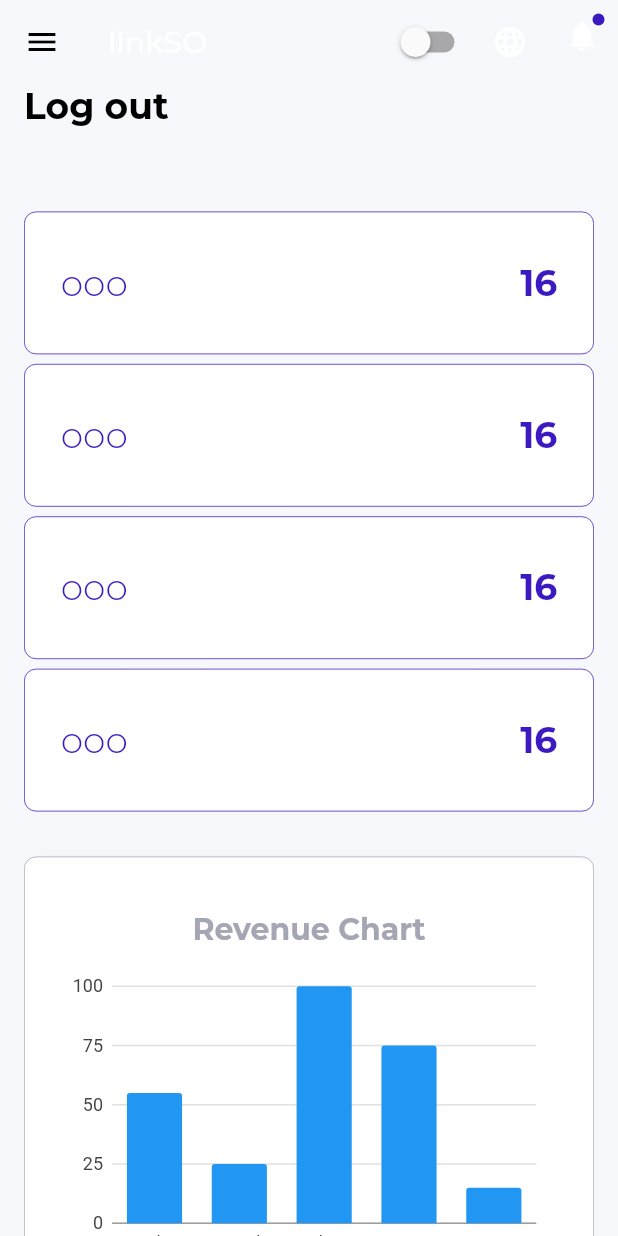
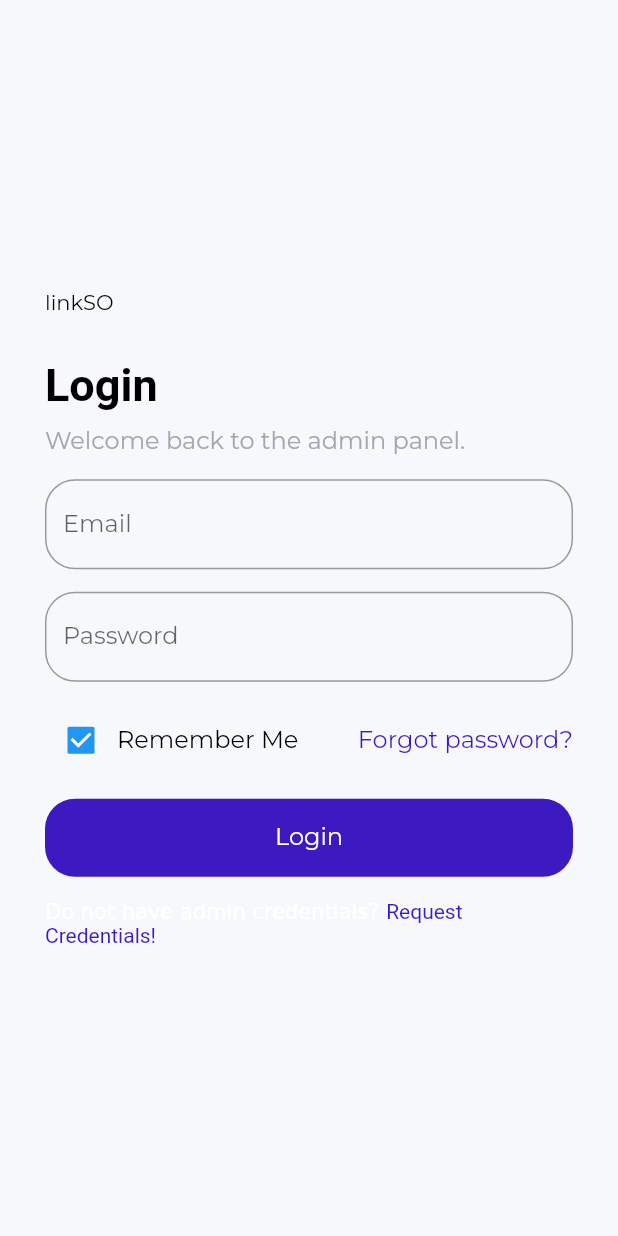
Before and after one commit to Carapacik/LinkSo, a Flutter app: the SiteLayout screen opened directly, in the side drawer, after a tap on "Log out", on a phone screen of 412 x 824 dp. Run offline on Flutter 3.47's test engine with Material 2 defaults, Android fonts, the light colour scheme and no system bars; our stand-ins replace charts_flutter, data_table_2, get, google_fonts, url_strategy; generated files the repository leaves out were written again.

Commit message:
Add tables and auth screen + cleaning

```diff
--- a/ClientFlutter/lib/app.dart
+++ b/ClientFlutter/lib/app.dart
@@ -3,6 +3,7 @@ import 'package:flutter_gen/gen_l10n/app_localizations.dart';
 import 'package:flutter_localizations/flutter_localizations.dart';
 import 'package:get/get.dart';
 import 'package:linkso/layout.dart';
+import 'package:linkso/pages/auth/auth_page.dart';
 import 'package:linkso/resources/theme.dart';
 
 class App extends StatelessWidget {
@@ -24,7 +25,7 @@ class App extends StatelessWidget {
         Locale('en', ''),
         Locale('ru', ''),
       ],
-      home: SiteLayout(),
+      home: AuthPage(),
     );
   }
 }
--- a/ClientFlutter/lib/controllers/menu_controller.dart
+++ b/ClientFlutter/lib/controllers/menu_controller.dart
@@ -32,8 +32,6 @@ class MenuController extends GetxController {
     switch (itemName) {
       case overviewPageRoute:
         return _customIcon(Icons.trending_up, itemName);
-      case driversPageRoute:
-        return _customIcon(Icons.drive_eta, itemName);
       case clientsPageRoute:
         return _customIcon(Icons.people_alt_outlined, itemName);
       case authenticationPageRoute:
--- a/ClientFlutter/lib/pages/auth/auth_page.dart
+++ b/ClientFlutter/lib/pages/auth/auth_page.dart
@@ -1,12 +1,106 @@
 import 'package:flutter/material.dart';
+import 'package:get/get.dart';
+import 'package:google_fonts/google_fonts.dart';
+import 'package:linkso/layout.dart';
+import 'package:linkso/resources/palette.dart';
+import 'package:linkso/widgets/custom_text.dart';
 
-class AuthenticationPage extends StatelessWidget {
-  const AuthenticationPage({Key? key}) : super(key: key);
+class AuthPage extends StatelessWidget {
+  const AuthPage({Key? key}) : super(key: key);
 
   @override
   Widget build(BuildContext context) {
-    return const Center(
-      child: Text("Auth"),
+    return Scaffold(
+      body: Center(
+        child: Container(
+          constraints: const BoxConstraints(maxWidth: 400),
+          padding: const EdgeInsets.all(24),
+          child: Column(
+            mainAxisAlignment: MainAxisAlignment.center,
+            children: [
+              Row(
+                children: [
+                  const Padding(
+                    padding: EdgeInsets.only(right: 12),
+                    child: Text("linkSO"),
+                  ),
+                  Expanded(child: Container()),
+                ],
+              ),
+              const SizedBox(height: 30),
+              Row(
+                children: [
+                  Text("Login", style: GoogleFonts.roboto(fontSize: 30, fontWeight: FontWeight.bold)),
+                ],
+              ),
+              const SizedBox(height: 10),
+              Row(
+                children: const [
+                  CustomText(
+                    text: "Welcome back to the admin panel.",
+                    color: AppColors.lightGrey,
+                  ),
+                ],
+              ),
+              const SizedBox(height: 15),
+              TextField(
+                decoration: InputDecoration(
+                  labelText: "Email",
+                  hintText: "abc@domain.com",
+                  border: OutlineInputBorder(borderRadius: BorderRadius.circular(20)),
+                ),
+              ),
+              const SizedBox(height: 15),
+              TextField(
+                obscureText: true,
+                decoration: InputDecoration(
+                  labelText: "Password",
+                  hintText: "123",
+                  border: OutlineInputBorder(borderRadius: BorderRadius.circular(20)),
+                ),
+              ),
+              const SizedBox(height: 15),
+              Row(
+                mainAxisAlignment: MainAxisAlignment.spaceBetween,
+                children: [
+                  Row(
+                    children: [
+                      Checkbox(value: true, onChanged: (value) {}),
+                      const CustomText(text: "Remember Me"),
+                    ],
+                  ),
+                  const CustomText(text: "Forgot password?", color: AppColors.active)
+                ],
+              ),
+              const SizedBox(height: 15),
+              InkWell(
+                onTap: () {
+                  Get.offAll(() => SiteLayout());
+                },
+                child: Container(
+                  decoration: BoxDecoration(color: AppColors.active, borderRadius: BorderRadius.circular(20)),
+                  alignment: Alignment.center,
+                  width: double.maxFinite,
+                  padding: const EdgeInsets.symmetric(vertical: 16),
+                  child: const CustomText(
+                    text: "Login",
+                    color: Colors.white,
+                  ),
+                ),
+              ),
+              const SizedBox(height: 15),
+              RichText(
+                text: const TextSpan(
+                  children: [
+                    TextSpan(text: "Do not have admin credentials? "),
+                    TextSpan(text: "Request Credentials! ", style: TextStyle(color: AppColors.active))
+                  ],
+                ),
+              ),
+            ],
+          ),
+        ),
+      ),
     );
   }
 }
--- a/ClientFlutter/lib/pages/drivers/drivers_page.dart
+++ /dev/null
@@ -1,31 +0,0 @@
-import 'package:flutter/material.dart';
-import 'package:get/get_state_manager/get_state_manager.dart';
-import 'package:linkso/controllers.dart';
-import 'package:linkso/helpers/responsiveness.dart';
-import 'package:linkso/widgets/custom_text.dart';
-
-class DriverPage extends StatelessWidget {
-  const DriverPage({Key? key}) : super(key: key);
-
-  @override
-  Widget build(BuildContext context) {
-    return Column(
-      children: [
-        Obx(
-          () => Row(
-            children: [
-              Container(
-                margin: EdgeInsets.only(top: ResponsiveWidget.isSmallScreen(context) ? 56 : 6),
-                child: CustomText(
-                  text: menuController.activeItem.value,
-                  size: 24,
-                  weight: FontWeight.bold,
-                ),
-              ),
-            ],
-          ),
-        )
-      ],
-    );
-  }
-}
--- a/ClientFlutter/lib/pages/overview/overview_page.dart
+++ b/ClientFlutter/lib/pages/overview/overview_page.dart
@@ -7,6 +7,7 @@ import 'package:linkso/pages/overview/widgets/overview_cards_medium.dart';
 import 'package:linkso/pages/overview/widgets/overview_cards_small.dart';
 import 'package:linkso/pages/overview/widgets/revenue_section_large.dart';
 import 'package:linkso/pages/overview/widgets/revenue_section_small.dart';
+import 'package:linkso/pages/overview/widgets/table.dart';
 import 'package:linkso/widgets/custom_text.dart';
 
 class OverviewPAge extends StatelessWidget {
@@ -40,7 +41,8 @@ class OverviewPAge extends StatelessWidget {
                   const OverviewCardsLargeScreen()
               else
                 const OverviewCardsSmallScreen(),
-              if (!ResponsiveWidget.isSmallScreen(context)) const RevenueLarge() else const RevenueSmall()
+              if (!ResponsiveWidget.isSmallScreen(context)) const RevenueLarge() else const RevenueSmall(),
+              const DataTable2SimpleDemo(),
             ],
           ),
         ),
--- /dev/null
+++ b/ClientFlutter/lib/pages/overview/widgets/table.dart
@@ -0,0 +1,60 @@
+import 'package:data_table_2/data_table_2.dart';
+import 'package:flutter/material.dart';
+import 'package:flutter/rendering.dart';
+import 'package:linkso/resources/palette.dart';
+
+/// Example without datasource
+class DataTable2SimpleDemo extends StatelessWidget {
+  const DataTable2SimpleDemo();
+
+  @override
+  Widget build(BuildContext context) {
+    return Container(
+      decoration: BoxDecoration(
+        color: Colors.white,
+        borderRadius: BorderRadius.circular(8),
+        boxShadow: [
+          BoxShadow(
+            offset: const Offset(0, 6),
+            color: AppColors.lightGrey.withOpacity(0.1),
+            blurRadius: 12,
+          )
+        ],
+        border: Border.all(color: AppColors.lightGrey, width: 0.5),
+      ),
+      padding: const EdgeInsets.all(16),
+      child: DataTable2(
+          columnSpacing: 12,
+          horizontalMargin: 12,
+          minWidth: 600,
+          columns: const [
+            DataColumn2(
+              label: Text('Column A'),
+              size: ColumnSize.L,
+            ),
+            DataColumn(
+              label: Text('Column B'),
+            ),
+            DataColumn(
+              label: Text('Column C'),
+            ),
+            DataColumn(
+              label: Text('Column D'),
+            ),
+            DataColumn(
+              label: Text('Column NUMBERS'),
+              numeric: true,
+            ),
+          ],
+          rows: List<DataRow>.generate(
+              20,
+              (index) => DataRow(cells: [
+                    DataCell(Text('A' * (10 - index % 10))),
+                    DataCell(Text('B' * (10 - (index + 5) % 10))),
+                    DataCell(Text('C' * (15 - (index + 5) % 10))),
+                    DataCell(Text('D' * (15 - (index + 10) % 10))),
+                    DataCell(Text(((index + 0.1) * 25.4).toString()))
+                  ]))),
+    );
+  }
+}
--- a/ClientFlutter/lib/router.dart
+++ b/ClientFlutter/lib/router.dart
@@ -1,17 +1,14 @@
 import 'package:flutter/material.dart';
 import 'package:linkso/pages/clients/clients_page.dart';
-import 'package:linkso/pages/drivers/drivers_page.dart';
 import 'package:linkso/pages/overview/overview_page.dart';
 import 'package:linkso/routing.dart';
 
 Route generateRoute(RouteSettings settings) {
   switch (settings.name) {
+    case clientsPageRoute:
+      return _getPageRoute(ClientsPage());
     case overviewPageRoute:
       return _getPageRoute(OverviewPAge());
-    case driversPageRoute:
-      return _getPageRoute(DriverPage());
-    case clientsPageRoute:
-      return _getPageRoute(ClientsPage());
     default:
       return _getPageRoute(OverviewPAge());
   }
--- a/ClientFlutter/lib/routing.dart
+++ b/ClientFlutter/lib/routing.dart
@@ -1,11 +1,9 @@
 const clientsPageRoute = "Clients";
 const overviewPageRoute = "Overview";
-const driversPageRoute = "Drivers";
 const authenticationPageRoute = "Log out";
 
 List sideMenuItems = [
   overviewPageRoute,
-  driversPageRoute,
   clientsPageRoute,
   authenticationPageRoute,
 ];
--- a/ClientFlutter/lib/widgets/side_menu.dart
+++ b/ClientFlutter/lib/widgets/side_menu.dart
@@ -2,6 +2,7 @@ import 'package:flutter/material.dart';
 import 'package:get/get.dart';
 import 'package:linkso/controllers.dart';
 import 'package:linkso/helpers/responsiveness.dart';
+import 'package:linkso/pages/auth/auth_page.dart';
 import 'package:linkso/resources/palette.dart';
 import 'package:linkso/routing.dart';
 import 'package:linkso/widgets/custom_text.dart';
@@ -45,7 +46,7 @@ class SideMenu extends StatelessWidget {
                     itemName: name.toString() == authenticationPageRoute ? "Log out" : name.toString(),
                     onTap: () {
                       if (name == authenticationPageRoute) {
-                        // TODO: go to auth page
+                        Get.offAll(() => AuthPage());
                       }
 
                       if (!menuController.isActive(name.toString())) {
--- a/ClientFlutter/pubspec.yaml
+++ b/ClientFlutter/pubspec.yaml
@@ -9,8 +9,7 @@ environment:
   sdk: ">=2.12.0 <3.0.0"
 
 dependencies:
-  #charts_flutter: ^0.11.0 # не обновлено для  flutter 2.5
-  charts_flutter:
+  charts_flutter: #^0.11.0 # не обновлено для flutter 2.5
     git:
       url: https://github.com/google/charts
       path: charts_flutter
```
Also changed, not shown: ClientFlutter/pubspec.lock, 12 other files.
